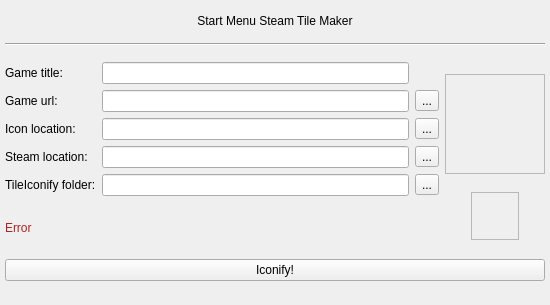
Qt form main.ui (Apollo-Roboto/Win10-Start-menu-steam-tile-maker) before a commit.
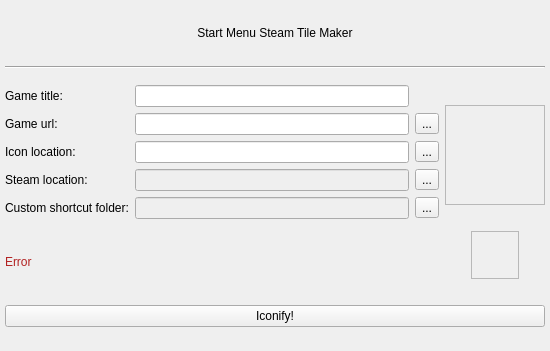
The same form after that commit.

What changed in the file:
```diff
--- a/main.ui
+++ b/main.ui
@@ -7,7 +7,7 @@
     <x>0</x>
     <y>0</y>
     <width>550</width>
-    <height>305</height>
+    <height>351</height>
    </rect>
   </property>
   <property name="sizePolicy">
@@ -18,14 +18,14 @@
   </property>
   <property name="minimumSize">
    <size>
-    <width>550</width>
-    <height>305</height>
+    <width>300</width>
+    <height>300</height>
    </size>
   </property>
   <property name="maximumSize">
    <size>
-    <width>550</width>
-    <height>283</height>
+    <width>500000</width>
+    <height>500000</height>
    </size>
   </property>
   <property name="windowTitle">
@@ -48,7 +48,11 @@
     <item row="1" column="0">
      <layout class="QGridLayout" name="gridLayout">
       <item row="4" column="1">
-       <widget class="QLineEdit" name="tileIconifyFolder_lineEdit"/>
+       <widget class="QLineEdit" name="customShortcutFolder_lineEdit">
+        <property name="enabled">
+         <bool>false</bool>
+        </property>
+       </widget>
       </item>
       <item row="2" column="1">
        <widget class="QLineEdit" name="iconLocation_lineEdit"/>
@@ -75,12 +79,16 @@
        </widget>
       </item>
       <item row="3" column="1">
-       <widget class="QLineEdit" name="steamLocation_lineEdit"/>
+       <widget class="QLineEdit" name="steamLocation_lineEdit">
+        <property name="enabled">
+         <bool>false</bool>
+        </property>
+       </widget>
       </item>
       <item row="4" column="0">
        <widget class="QLabel" name="label_5">
         <property name="text">
-         <string>TileIconify folder:</string>
+         <string>Custom shortcut folder:</string>
         </property>
        </widget>
       </item>
```
Left out of the diff: 6 changed lines with no effect on the pictures.
